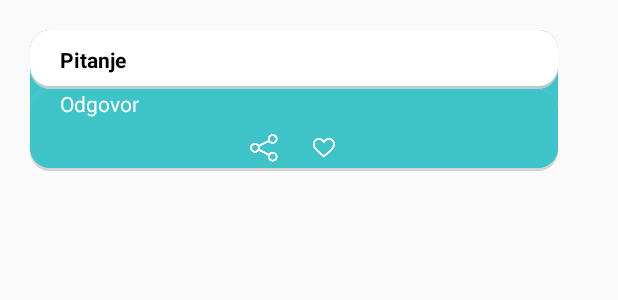
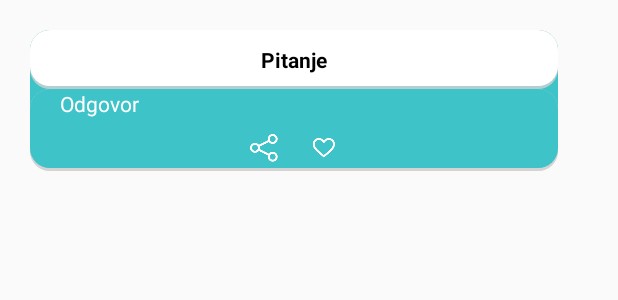
Before and after one commit to Kreso242/DuhosApp, an Android app: the layout listitem.xml on its own in the app's theme, with its tools: preview values and no code run, on a phone screen of 412 x 824 dp. Shown: the top 300 px of the screen. Run offline under Robolectric (Android 15) with nearby library versions, the phone set to English and light mode, and no system bars.

Commit message:
Merge branches 'master' and 'srcaPitanja' of https://github.com/Kreso242/DuhosApp
# Conflicts:
#	app/src/main/java/com/example/duhos/RecyclerViewAdapter.java

```diff
--- a/app/src/main/res/layout/listitem.xml
+++ b/app/src/main/res/layout/listitem.xml
@@ -30,7 +30,8 @@
             android:layout_marginRight="20dp"
             android:layout_marginTop="10dp"
             android:layout_marginBottom="10dp"
-            android:textStyle="bold">
+            android:textStyle="bold"
+            android:textAlignment="center">
         </TextView>
 
     </RelativeLayout>
```
